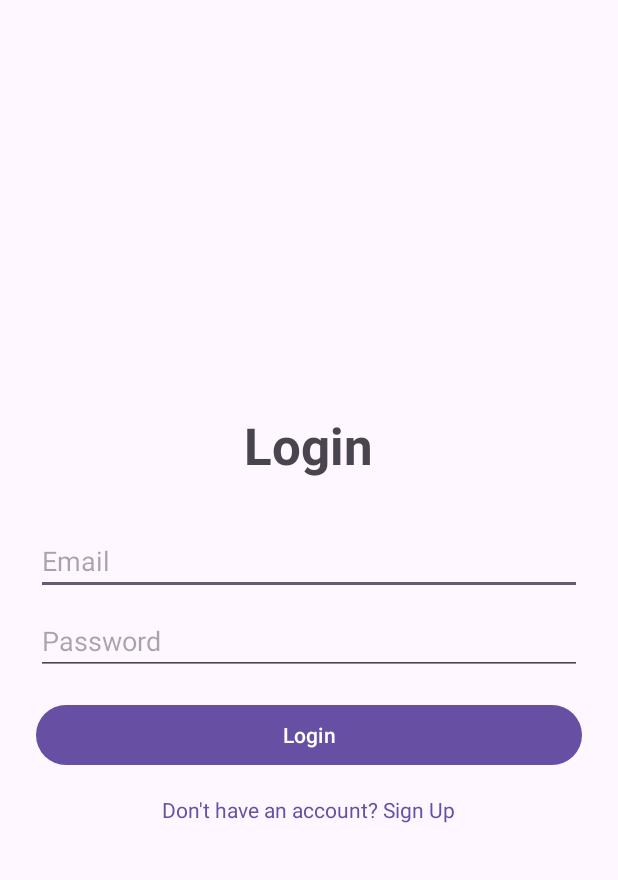
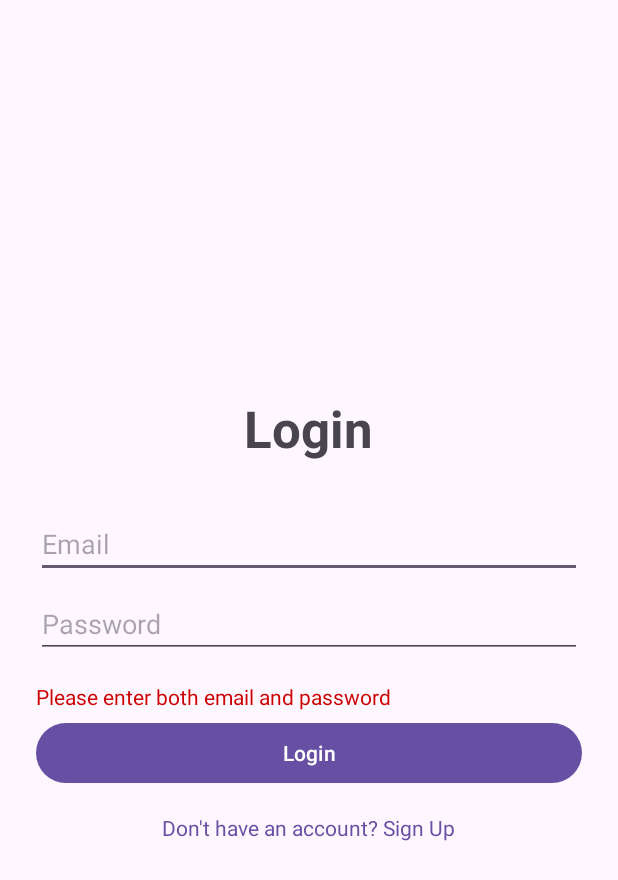
Before and after one commit to andreeag1/MealMatch, an Android app: the AuthActivity screen opened directly, with no data from a screen before it, after a tap on "Login", on a phone screen of 412 x 824 dp. Shown: the top 880 px of the screen. Run offline under Robolectric (Android 15) with nearby library versions, the light colour scheme and no system bars.

Commit message:
Add auth error messages in ui

```diff
--- a/client/app/src/main/res/layout/activity_auth.xml
+++ b/client/app/src/main/res/layout/activity_auth.xml
@@ -40,6 +40,15 @@
         android:inputType="textPassword"
         android:layout_marginBottom="16dp"/>
 
+    <TextView
+        android:id="@+id/authErrorText"
+        android:layout_width="match_parent"
+        android:layout_height="wrap_content"
+        android:textColor="@android:color/holo_red_dark"
+        android:visibility="gone"
+        android:textSize="14sp"
+        android:paddingBottom="4dp" />
+
     <Button
         android:id="@+id/buttonAction"
         android:layout_width="match_parent"
--- a/client/app/src/main/res/values/strings.xml
+++ b/client/app/src/main/res/values/strings.xml
@@ -20,5 +20,9 @@
     <string name="caption_required">Please enter a caption!</string>
     <string name="rating_required">Please enter a rating!</string>
     <string name="both_required">Please enter a caption and rating!</string>
+    <string name="login_fields_required">Please enter both email and password</string>
+    <string name="valid_email">Please enter a valid email address</string>
+    <string name="valid_password">Password must be at least 6 characters</string>
+    <string name="username_required">Username cannot be empty</string>
 
 </resources>
```
Also changed, not shown: client/app/src/main/java/com/mealmatch/ui/auth/AuthActivity.kt (+18 -5 lines), 1 other file.
